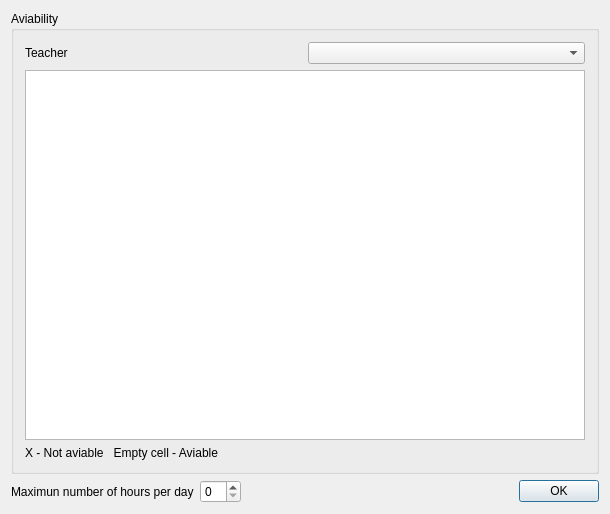
alexandrutm/UnivTimetable, file Orar/OrarApp/TeacherConstraintDialog.ui: the form before one commit.
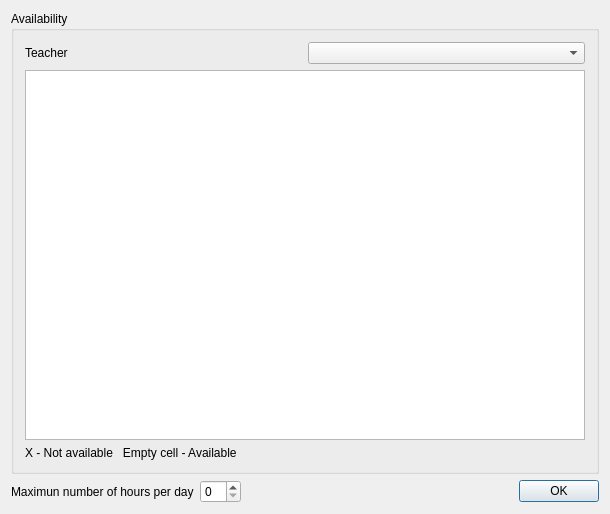
The form after the commit.

Patch:
```diff
--- a/Orar/OrarApp/TeacherConstraintDialog.ui
+++ b/Orar/OrarApp/TeacherConstraintDialog.ui
@@ -17,7 +17,7 @@
    <item>
     <widget class="QGroupBox" name="groupBox">
      <property name="title">
-      <string>Aviability</string>
+      <string>Availability</string>
      </property>
      <layout class="QVBoxLayout" name="verticalLayout">
       <item>
@@ -47,7 +47,7 @@
       <item>
        <widget class="QLabel" name="label_2">
         <property name="text">
-         <string>X - Not aviable   Empty cell - Aviable</string>
+         <string>X - Not available   Empty cell - Available</string>
         </property>
        </widget>
       </item>
```
